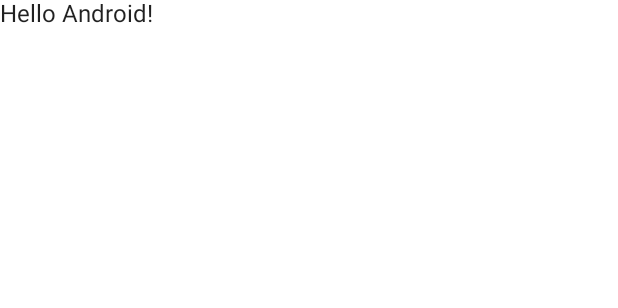
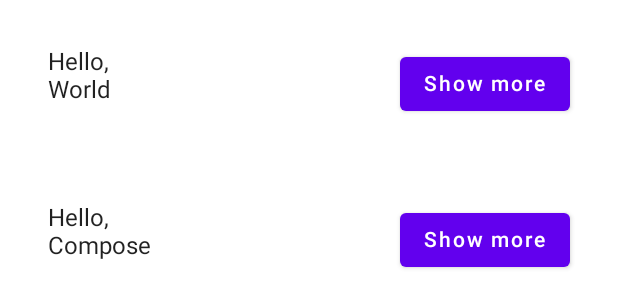
Before and after one commit to AncientCarbon/LivPart2, an Android app built with Jetpack Compose: the @Preview function DefaultPreview, on a phone screen of 412 x 824 dp. Shown: the top 308 px of the screen. Run offline under Robolectric (Android 15) with nearby library versions, the phone set to English and light mode, and no system bars.

Commit message:
First implementation of onboarding screen following tutorial: https://developer.android.com/codelabs/jetpack-compose-basics#7 Need to update to our needs

```diff
--- a/app/src/main/java/com/example/livpart2/MainActivity.kt
+++ b/app/src/main/java/com/example/livpart2/MainActivity.kt
@@ -1,15 +1,24 @@
-package com.example.livpart2
-
 import android.os.Bundle
 import androidx.activity.ComponentActivity
 import androidx.activity.compose.setContent
+import androidx.compose.foundation.layout.Arrangement
+import androidx.compose.foundation.layout.Column
+import androidx.compose.foundation.layout.Row
 import androidx.compose.foundation.layout.fillMaxSize
+import androidx.compose.foundation.layout.padding
+import androidx.compose.material.Button
 import androidx.compose.material.MaterialTheme
 import androidx.compose.material.Surface
 import androidx.compose.material.Text
 import androidx.compose.runtime.Composable
+import androidx.compose.runtime.getValue
+import androidx.compose.runtime.mutableStateOf
+import androidx.compose.runtime.remember
+import androidx.compose.runtime.setValue
+import androidx.compose.ui.Alignment
 import androidx.compose.ui.Modifier
 import androidx.compose.ui.tooling.preview.Preview
+import androidx.compose.ui.unit.dp
 import com.example.livpart2.ui.theme.LivPart2Theme
 
 class MainActivity : ComponentActivity() {
@@ -17,27 +26,107 @@ class MainActivity : ComponentActivity() {
         super.onCreate(savedInstanceState)
         setContent {
             LivPart2Theme {
-                // A surface container using the 'background' color from the theme
-                Surface(
-                    modifier = Modifier.fillMaxSize(),
-                    color = MaterialTheme.colors.background
-                ) {
-                    Greeting("Android")
-                }
+                MyApp(modifier = Modifier.fillMaxSize())
             }
         }
     }
 }
 
 @Composable
-fun Greeting(name: String) {
-    Text(text = "Hello $name!")
+fun MyApp(modifier: Modifier = Modifier) {
+
+    var shouldShowOnboarding by remember { mutableStateOf(true) }
+
+    Surface(modifier) {
+        if (shouldShowOnboarding) {
+            OnboardingScreen(onContinueClicked = { shouldShowOnboarding = false })
+        } else {
+            Greetings()
+        }
+    }
 }
 
-@Preview(showBackground = true)
+@Composable
+fun OnboardingScreen(
+    onContinueClicked: () -> Unit,
+    modifier: Modifier = Modifier
+) {
+
+    Column(
+        modifier = modifier.fillMaxSize(),
+        verticalArrangement = Arrangement.Center,
+        horizontalAlignment = Alignment.CenterHorizontally
+    ) {
+        Text("Welcome to the Basics Codelab!")
+        Button(
+            modifier = Modifier.padding(vertical = 24.dp),
+            onClick = onContinueClicked
+        ) {
+            Text("Continue")
+        }
+    }
+}
+
+@Composable
+private fun Greetings(
+    modifier: Modifier = Modifier,
+    names: List<String> = listOf("World", "Compose")
+) {
+    Column(modifier = modifier.padding(vertical = 4.dp)) {
+        for (name in names) {
+            Greeting(name = name)
+        }
+    }
+}
+
+@Preview(showBackground = true, widthDp = 320, heightDp = 320)
+@Composable
+fun OnboardingPreview() {
+    LivPart2Theme {
+        OnboardingScreen(onContinueClicked = {})
+    }
+}
+
+@Composable
+private fun Greeting(name: String) {
+
+    val expanded = remember { mutableStateOf(false) }
+
+    val extraPadding = if (expanded.value) 48.dp else 0.dp
+
+    Surface(
+        color = MaterialTheme.colors.background,
+        modifier = Modifier.padding(vertical = 4.dp, horizontal = 8.dp)
+    ) {
+        Row(modifier = Modifier.padding(24.dp)) {
+            Column(modifier = Modifier
+                .weight(1f)
+                .padding(bottom = extraPadding)
+            ) {
+                Text(text = "Hello, ")
+                Text(text = name)
+            }
+            Button(
+                onClick = { expanded.value = !expanded.value }
+            ) {
+                Text(if (expanded.value) "Show less" else "Show more")
+            }
+        }
+    }
+}
+
+@Preview(showBackground = true, widthDp = 320)
 @Composable
 fun DefaultPreview() {
     LivPart2Theme {
-        Greeting("Android")
+        Greetings()
     }
 }
+
+@Preview
+@Composable
+fun MyAppPreview() {
+    LivPart2Theme {
+        MyApp(Modifier.fillMaxSize())
+    }
+}
--- a/app/src/main/java/com/example/livpart2/ui/theme/Color.kt
+++ b/app/src/main/java/com/example/livpart2/ui/theme/Color.kt
@@ -2,7 +2,7 @@ package com.example.livpart2.ui.theme
 
 import androidx.compose.ui.graphics.Color
 
-val Purple200 = Color(0xFFBB86FC)
+val Background = Color(0xFFBB86FC)
 val Purple500 = Color(0xFF6200EE)
 val Purple700 = Color(0xFF3700B3)
 val Teal200 = Color(0xFF03DAC5)
--- a/app/src/main/java/com/example/livpart2/ui/theme/Theme.kt
+++ b/app/src/main/java/com/example/livpart2/ui/theme/Theme.kt
@@ -7,7 +7,7 @@ import androidx.compose.material.lightColors
 import androidx.compose.runtime.Composable
 
 private val DarkColorPalette = darkColors(
-    primary = Purple200,
+    primary = Background,
     primaryVariant = Purple700,
     secondary = Teal200
 )
```
